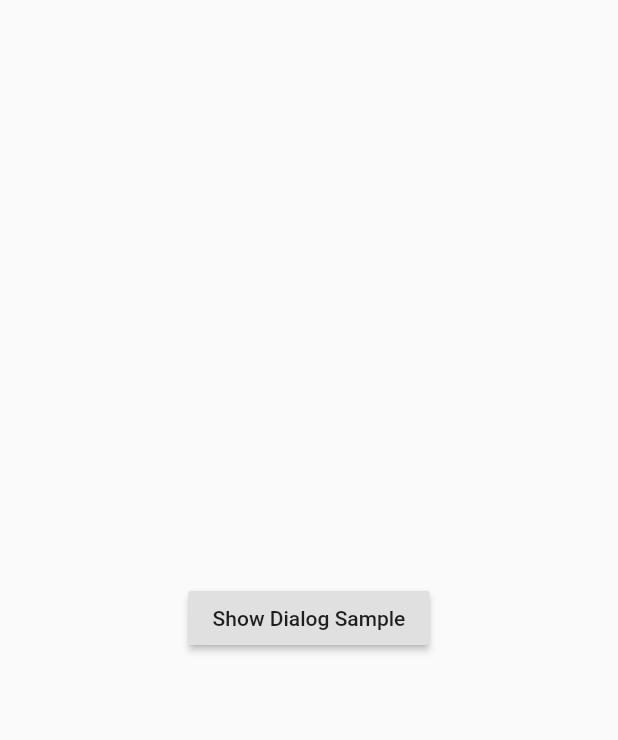
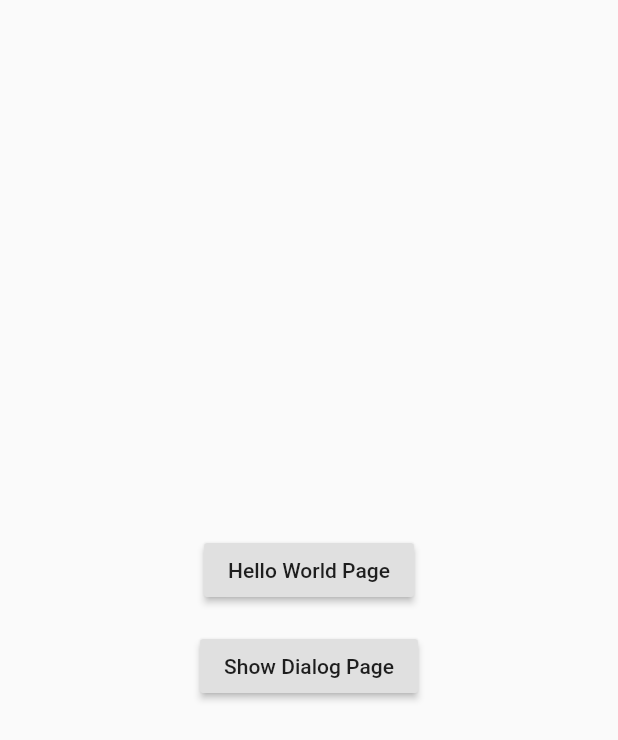
Before and after one commit to dodyg/practical-flutter, a Flutter app: the screen it shows after launch, on a phone screen of 412 x 824 dp. Shown: the top 740 px of the screen. Run offline on Flutter 3.47's test engine with Material 2 defaults, Android fonts, the phone set to English and light mode, and no system bars.

Commit message:
Show hello world sample button

```diff
--- a/projects/ui/lib/main.dart
+++ b/projects/ui/lib/main.dart
@@ -2,37 +2,50 @@ import 'package:flutter/material.dart';
 import 'pages/alert_dialog_page.dart';
 import 'pages/hello_world_page.dart';
 
-class HomeScreen extends StatelessWidget{
+class HomeScreen extends StatelessWidget {
   @override
   Widget build(BuildContext context) {
     return new Scaffold(
-      body: new Center(
+      body: new Column(
+          mainAxisSize: MainAxisSize.max,
+          mainAxisAlignment: MainAxisAlignment.center,
+          children: <Widget>[
+            new Padding(
+                padding: new EdgeInsets.all(8.0),
+                child: new Center(
                   child: new RaisedButton(
                     child: new Text(
-        "Show Dialog Sample",
+                      "Hello World Page",
                     ),
-        onPressed: (){
+                    onPressed: () {
+                      Navigator.of(context).pushNamed('/hello-world');
+                    },
+                  ),
+                )),
+            new Padding(
+                padding: new EdgeInsets.all(8.0),
+                child: new Center(
+                  child: new RaisedButton(
+                    child: new Text(
+                      "Show Dialog Page",
+                    ),
+                    onPressed: () {
                       Navigator.of(context).pushNamed('/dialog/alert');
                     },
                   ),
-    ),
-    ) ;
+                ))
+          ]),
+    );
   }
 }
 
-var x = new MaterialApp(
-      home: new HomeScreen(),
-      routes: <String, WidgetBuilder>{
-        '/hello-world' : (BuildContext context) => new HelloWorldPage(),
-        '/dialog/alert' : (BuildContext context) => new AlertDialogPage()
-      }
-    );
+var x = new MaterialApp(home: new HomeScreen(), routes: <String, WidgetBuilder>{
+  '/hello-world': (BuildContext context) => new HelloWorldPage(),
+  '/dialog/alert': (BuildContext context) => new AlertDialogPage()
+});
 
 void main() {
-  runApp(
-    x
-  );
+  runApp(x);
 }
 
-void onPressed() {
-}
+void onPressed() {}
```
Lines whose indentation alone changed are shown as unchanged.
